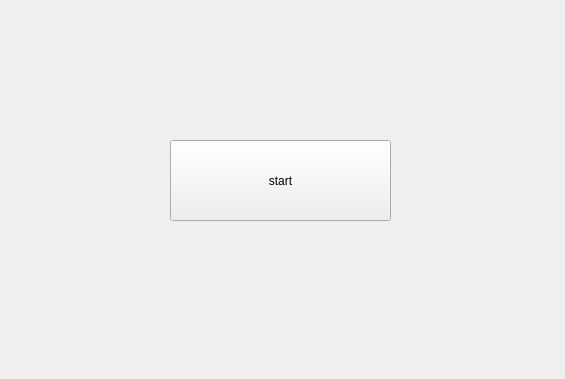
Qt form menu.ui (julianocampov/Juego) before a commit.
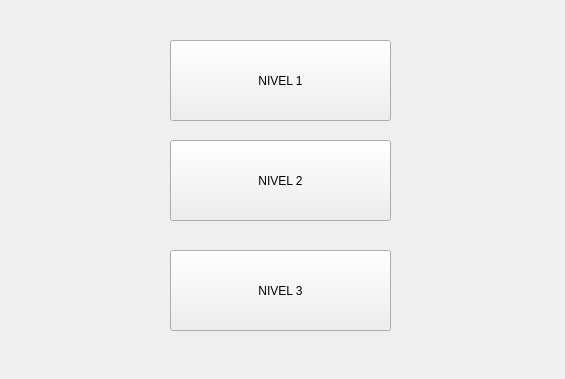
The same form after that commit.

```diff
--- a/menu.ui
+++ b/menu.ui
@@ -17,13 +17,39 @@
    <property name="geometry">
     <rect>
      <x>170</x>
+     <y>40</y>
+     <width>221</width>
+     <height>81</height>
+    </rect>
+   </property>
+   <property name="text">
+    <string>NIVEL 1</string>
+   </property>
+  </widget>
+  <widget class="QPushButton" name="pushButton_2">
+   <property name="geometry">
+    <rect>
+     <x>170</x>
      <y>140</y>
      <width>221</width>
      <height>81</height>
     </rect>
    </property>
    <property name="text">
-    <string>start</string>
+    <string>NIVEL 2</string>
+   </property>
+  </widget>
+  <widget class="QPushButton" name="pushButton_3">
+   <property name="geometry">
+    <rect>
+     <x>170</x>
+     <y>250</y>
+     <width>221</width>
+     <height>81</height>
+    </rect>
+   </property>
+   <property name="text">
+    <string>NIVEL 3</string>
    </property>
   </widget>
  </widget>
```
